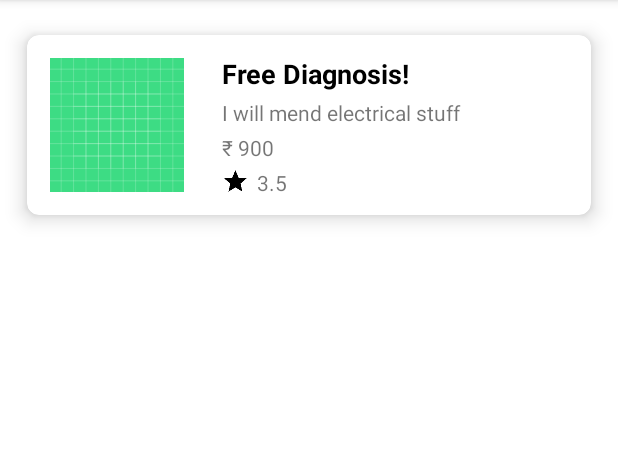
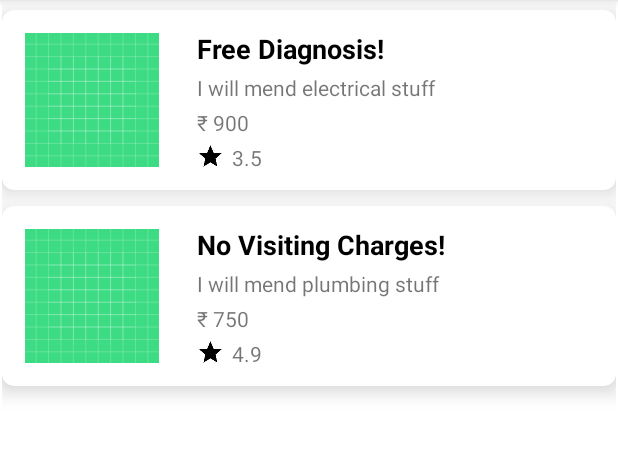
Before and after one commit to vikendu/The_Services_App, an Android app: the screen it shows after launch (CreateAdActivity), on a phone screen of 412 x 824 dp, the part 84-542 px from its top. Run offline under Robolectric (Android 15) with nearby library versions, the phone set to English and light mode, and no system bars.

Commit message:
distance bw cards reduced

```diff
--- a/app/src/main/java/com/vikendu/theservicesapp/CreateAdActivity.java
+++ b/app/src/main/java/com/vikendu/theservicesapp/CreateAdActivity.java
@@ -23,6 +23,8 @@ public class CreateAdActivity extends AppCompatActivity {
         advertArrayList = new ArrayList<Advert>();
 
         advertArrayList.add(new Advert("Category", "Free Diagnosis!", "I will mend electrical stuff", "900", 3.5f));
+        advertArrayList.add(new Advert("Category", "No Visiting Charges!", "I will mend plumbing stuff", "750", 4.9f));
+
         AdCardAdapter adCardAdapter = new AdCardAdapter(this, advertArrayList);
 
         LinearLayoutManager linearLayoutManager = new LinearLayoutManager(this, LinearLayoutManager.VERTICAL, false);
--- a/app/src/main/res/layout/activity_create_ad.xml
+++ b/app/src/main/res/layout/activity_create_ad.xml
@@ -2,8 +2,9 @@
 <RelativeLayout
     xmlns:android="http://schemas.android.com/apk/res/android"
     xmlns:tools="http://schemas.android.com/tools"
-    android:layout_width="match_parent"
-    android:layout_height="match_parent"
+    android:layout_width="wrap_content"
+    android:layout_height="wrap_content"
+    android:layout_margin="1dp"
     tools:context=".CreateAdActivity">
 
     <androidx.recyclerview.widget.RecyclerView
--- a/app/src/main/res/layout/ad_card_format.xml
+++ b/app/src/main/res/layout/ad_card_format.xml
@@ -4,13 +4,14 @@
     xmlns:app="http://schemas.android.com/apk/res-auto"
     android:layout_width="match_parent"
     android:layout_height="wrap_content"
-    android:layout_margin="5dp"
+    android:layout_marginTop="5dp"
+    android:layout_marginBottom="5dp"
     app:cardBackgroundColor="@color/white"
     app:cardCornerRadius="8dp"
     app:cardElevation="8dp"
     app:cardMaxElevation="10dp"
     app:cardPreventCornerOverlap="true"
-    app:cardUseCompatPadding="true">
+    app:cardUseCompatPadding="false">
 
     <RelativeLayout
         android:layout_width="match_parent"
```
